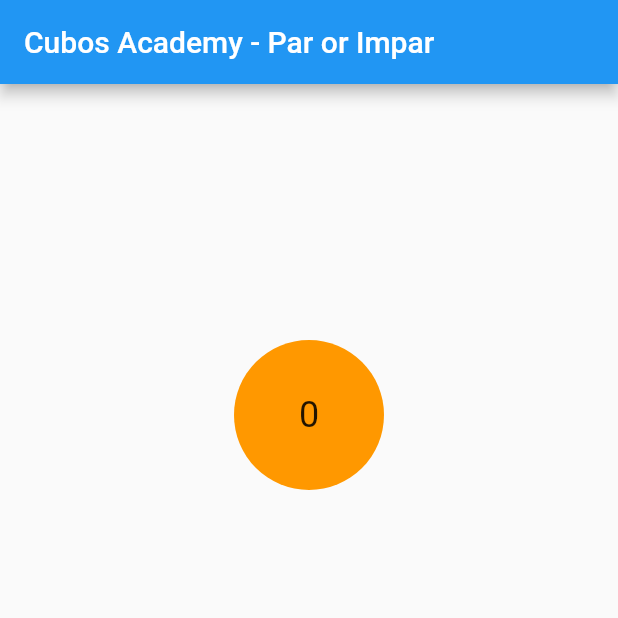
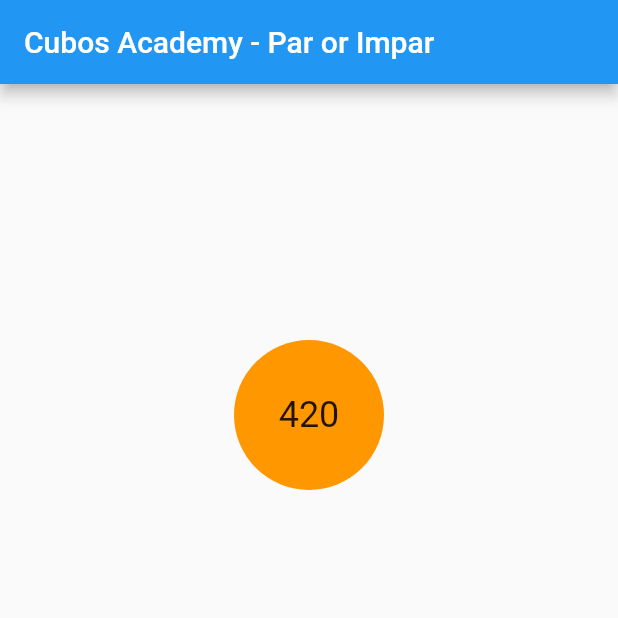
Before and after one commit to brandaoti/random-par-impar-mvc, a Flutter app: the screen it shows after launch, on a phone screen of 412 x 824 dp, the top half of it. Run offline on Flutter 3.47's test engine with Material 2 defaults, Android fonts, the phone set to English and light mode, and no system bars.

Commit message:
Criado variaveis, função closures, passando classes privada, função para logica para reiniciar numeros.

```diff
--- a/lib/app/pages/home_page.dart
+++ b/lib/app/pages/home_page.dart
@@ -1,71 +1,17 @@
-import 'package:flutter/material.dart';
-import 'package:random_par_impar_mvc/app/components/round_component.dart';
-import 'package:random_par_impar_mvc/app/components/texts/text_component.dart';
-
 import 'dart:math';
 
-import '../components/buttons/button_component.dart';
-import '../components/bottom_navigator_component.dart';
+import 'package:flutter/material.dart';
 
-class HomePage extends StatefulWidget {
-  const HomePage({Key key}) : super(key: key);
+import 'random/random_view.dart';
 
-  @override
-  _HomePageState createState() => _HomePageState();
-}
-
-class _HomePageState extends State<HomePage> {
-  var random = Random();
-
-  String par = 'Par';
-
-  String impar = 'Impar';
-
-  int newRandom = 0;
-
-  bool ehPar = true;
-
+class HomePage extends StatelessWidget {
   @override
   Widget build(BuildContext context) {
-    void restart() {
-      setState(() {
-        newRandom = random.nextInt(1000);
-
-        newRandom % 2 == 0 ? ehPar = true : ehPar = false;
-      });
-    }
-
     return Scaffold(
       appBar: AppBar(
         title: Text('Cubos Academy - Par or Impar'),
       ),
-      body: Column(
-        children: [
-          // Vai expandir no limite do proximo Widget
-          Expanded(
-            child: Column(
-              mainAxisAlignment: MainAxisAlignment.spaceEvenly,
-              children: [
-                RoundComponent(data: newRandom.toString()),
-
-                // ? Verifica se o valor é PAR ou IMPAR
-                // ? Instancia o Text de acordo com o resultado
-                ehPar ? TextComponent(data: par) : TextComponent(data: impar),
-              ],
-            ),
-          ),
-
-          //
-          BottomNavigatorComponent(
-            children: [
-              ButtonComponent(
-                data: 'Restart',
-                onPressed: () => restart(),
-              ),
-            ],
-          ),
-        ],
-      ),
+      body: RandomView(),
     );
   }
 }
--- a/lib/app/pages/random/random_controller.dart
+++ b/lib/app/pages/random/random_controller.dart
@@ -0,0 +1,41 @@
+import 'dart:math';
+
+import 'random_model.dart';
+
+class RandomController {
+  // ? Instancia da classe model
+  final model = RandomModel();
+
+  String get value {
+    return model.value.toString();
+  }
+
+  String get dataPar {
+    return model.par;
+  }
+
+  String get dataImpar {
+    return model.impar;
+  }
+
+  bool get isPar {
+    return model.isPar;
+  }
+
+  // ? Responsavel por ativar a função closure...
+  void randomActive() {
+    model.randomNumber(_restart);
+  }
+
+  // Função para reinciar o random
+  int _restart(int value) {
+    final random = Random();
+
+    model.setValue = random.nextInt(1000);
+    model.value % 2 == 0 ? model.setIsPar = true : model.setIsPar = false;
+
+    value = model.value;
+
+    return value;
+  }
+}
--- a/lib/app/pages/random/random_model.dart
+++ b/lib/app/pages/random/random_model.dart
@@ -0,0 +1,35 @@
+class RandomModel {
+  int _value = 0;
+
+  String _par = 'Par';
+  String _impar = 'Impar';
+  bool _isPar = true;
+
+  // ? Função para retornar outra função, Closure
+  void randomNumber(Function(int) onFunction) {
+    _value = onFunction(_value);
+  }
+
+  // Metodo especial para retornar variaveis privada
+  int get value {
+    return _value;
+  }
+
+  // Usando retorno com arrow function => "return _par"
+  String get par => _par;
+
+  String get impar => _impar;
+
+  bool get isPar {
+    return _isPar;
+  }
+
+  // Metodo para setar novos valores a variavel
+  set setIsPar(bool value) {
+    _isPar = value;
+  }
+
+  set setValue(int value) {
+    _value = value;
+  }
+}
--- a/lib/app/pages/random/random_view.dart
+++ b/lib/app/pages/random/random_view.dart
@@ -0,0 +1,62 @@
+import 'package:flutter/material.dart';
+import 'package:random_par_impar_mvc/app/components/bottom_navigator_component.dart';
+import 'package:random_par_impar_mvc/app/components/buttons/button_component.dart';
+import 'package:random_par_impar_mvc/app/components/round_component.dart';
+import 'package:random_par_impar_mvc/app/components/texts/text_component.dart';
+import 'package:random_par_impar_mvc/app/pages/random/random_controller.dart';
+
+class RandomView extends StatefulWidget {
+  RandomView({Key key}) : super(key: key);
+
+  @override
+  _RandomViewState createState() => _RandomViewState();
+}
+
+class _RandomViewState extends State<RandomView> {
+  final controller = RandomController();
+
+  @override
+  void initState() {
+    super.initState();
+    setState(() {
+      controller.randomActive();
+    });
+  }
+
+  @override
+  Widget build(BuildContext context) {
+    return Column(
+      children: [
+        // Vai expandir no limite do proximo Widget
+        Expanded(
+          child: Column(
+            mainAxisAlignment: MainAxisAlignment.spaceEvenly,
+            children: [
+              RoundComponent(data: controller.value),
+
+              // ? Verifica se o valor é PAR ou IMPAR
+              // ? Instancia o Text de acordo com o resultado
+              controller.isPar
+                  ? TextComponent(data: controller.dataPar)
+                  : TextComponent(data: controller.dataImpar),
+            ],
+          ),
+        ),
+
+        //
+        BottomNavigatorComponent(
+          children: [
+            ButtonComponent(
+              data: 'Restart',
+              onPressed: () {
+                setState(() {
+                  controller.randomActive();
+                });
+              },
+            ),
+          ],
+        ),
+      ],
+    );
+  }
+}
```
